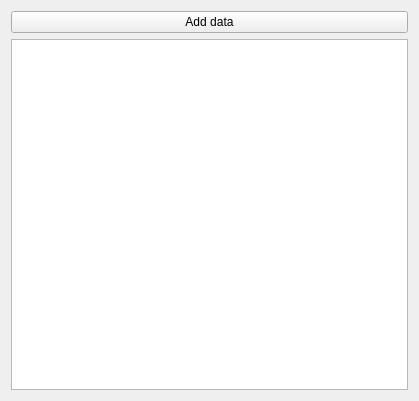
First picture: the form in src/configmanager/ui/nodewidgets/ui_datawidget.ui, repository roam-qgis/Roam, before the edit.
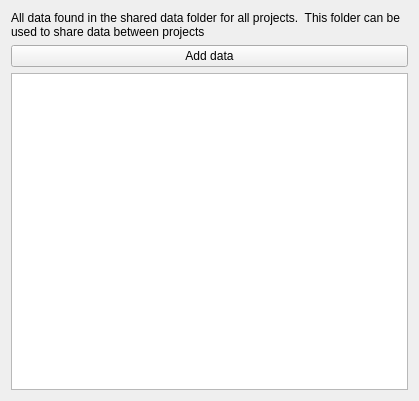
Second picture: the form after the edit. Icons and pictures are not drawn.

The edit to the form file:
```diff
--- a/src/configmanager/ui/nodewidgets/ui_datawidget.ui
+++ b/src/configmanager/ui/nodewidgets/ui_datawidget.ui
@@ -14,7 +14,10 @@
    <string>Form</string>
   </property>
   <layout class="QGridLayout" name="gridLayout">
-   <item row="0" column="0">
+   <item row="2" column="0">
+    <widget class="QTreeView" name="listDataList"/>
+   </item>
+   <item row="1" column="0">
     <widget class="QPushButton" name="btnAddData">
      <property name="sizePolicy">
       <sizepolicy hsizetype="Minimum" vsizetype="Maximum">
@@ -37,8 +40,15 @@
      </property>
     </widget>
    </item>
-   <item row="1" column="0">
-    <widget class="QTreeView" name="listDataList"/>
+   <item row="0" column="0">
+    <widget class="QLabel" name="label">
+     <property name="text">
+      <string>All data found in the shared data folder for all projects.  This folder can be used to share data between projects</string>
+     </property>
+     <property name="wordWrap">
+      <bool>true</bool>
+     </property>
+    </widget>
    </item>
   </layout>
  </widget>
```
